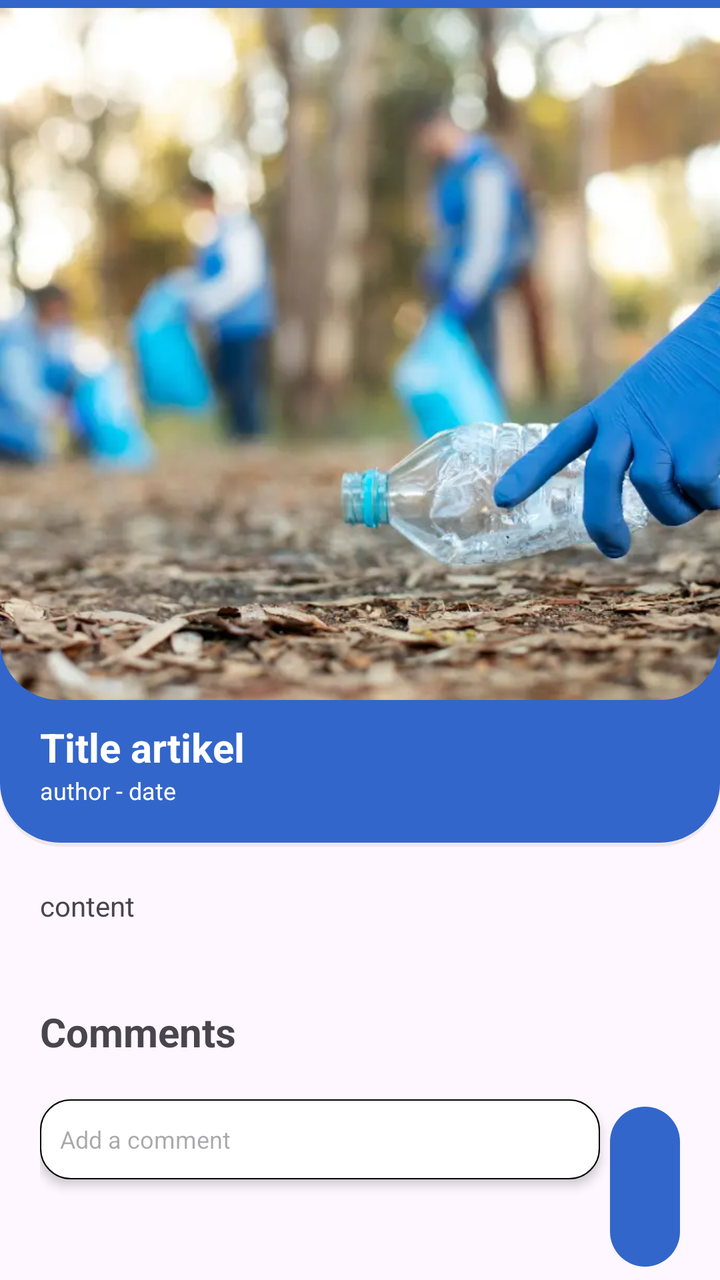
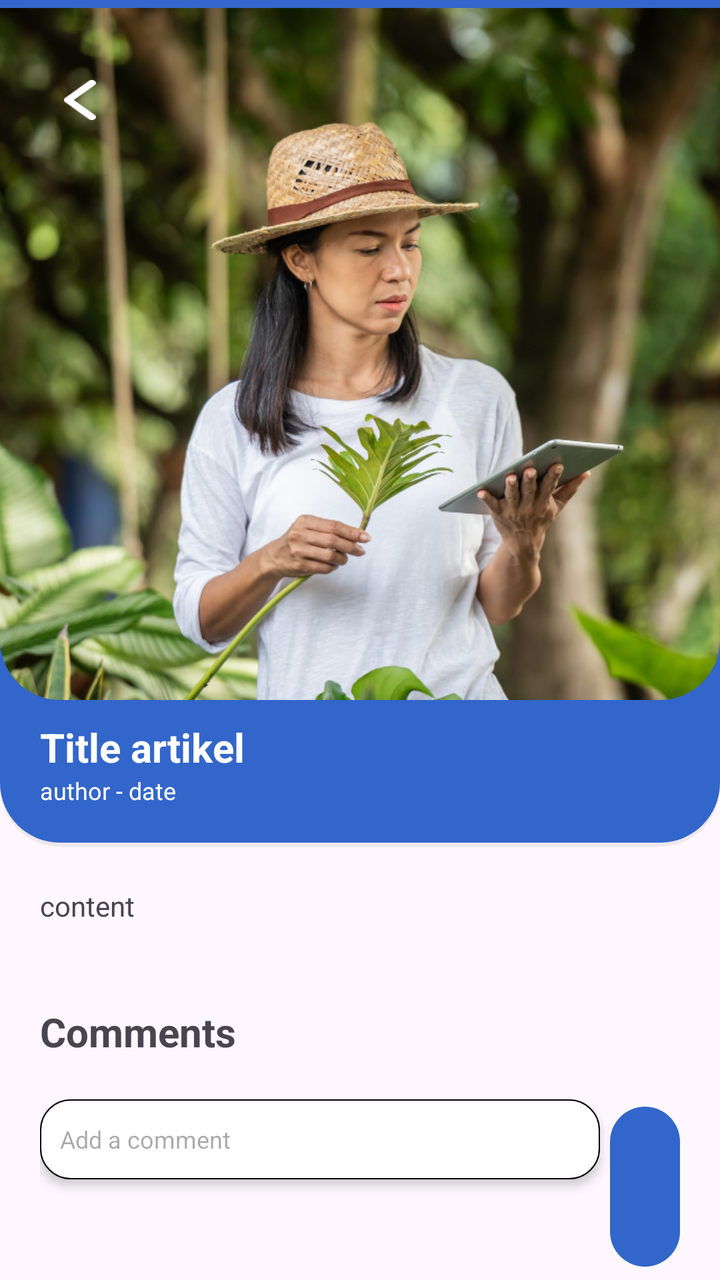

Screens rendered from an Android XML layout before and after an edit, with the pre-edit source and the edit as a unified diff.
<!-- AndroidManifest.xml: application theme Theme.PolluGuard -->
<!-- res/layout/activity_article_details.xml -->
<?xml version="1.0" encoding="utf-8"?>
<androidx.core.widget.NestedScrollView android:layout_width="match_parent"
    android:layout_height="match_parent"
    android:fillViewport="true"
    xmlns:android="http://schemas.android.com/apk/res/android" >

    <LinearLayout android:id="@+id/main"
        android:layout_width="match_parent"
        android:layout_height="match_parent"
        android:orientation="vertical">

        <LinearLayout
            android:layout_width="match_parent"
            android:layout_height="wrap_content"
            android:orientation="vertical"
            android:background="@drawable/blue_background"
            android:layout_margin="-100dp">

            <ImageView
                android:id="@+id/articleImage"
                android:layout_width="match_parent"
                android:layout_height="350dp"
                android:clipToOutline="true"
                android:scaleType="centerCrop"
                android:src="@drawable/milah_plastik"
                android:background="@drawable/blue_background"
                android:backgroundTint="@color/blue"/>

            <TextView
                android:id="@+id/headlineText"
                android:layout_width="match_parent"
                android:layout_height="wrap_content"
                android:text="Title artikel"
                android:textSize="20dp"
                android:textColor="@color/white"
                android:textStyle="bold"
                android:layout_marginHorizontal="20dp"
                android:layout_marginTop="10dp"/>

            <TextView
                android:id="@+id/dateText"
                android:layout_width="match_parent"
                android:layout_height="wrap_content"
                android:text="author - date"
                android:textSize="12dp"
                android:textColor="@color/white"
                android:layout_marginHorizontal="20dp"
                android:layout_marginBottom="20dp"/>
        </LinearLayout>

        <TextView
            android:id="@+id/contentText"
            android:layout_margin="20dp"
            android:layout_width="match_parent"
            android:layout_height="wrap_content"
            android:text="content"/>

        <TextView
            android:id="@+id/commentText"
            android:layout_margin="20dp"
            android:layout_width="match_parent"
            android:layout_height="wrap_content"
            android:textStyle="bold"
            android:textSize="20dp"
            android:text="Comments"/>

        <LinearLayout
            android:layout_width="match_parent"
            android:layout_height="wrap_content"
            android:orientation="horizontal"
            android:layout_marginHorizontal="20dp">

            <EditText
                android:id="@+id/commentEditText"
                android:layout_width="280dp"
                android:layout_height="40dp"
                android:background="@drawable/rounded_corners_border"
                android:ems="10"
                android:hint="Add a comment"
                android:padding="10dp"
                android:elevation="3dp"
                android:textSize="12dp"
                android:layout_marginRight="5dp"/>

            <Button
                android:id="@+id/postButton"
                android:layout_width="wrap_content"
                android:layout_height="wrap_content"
                android:text="Post"/>

        </LinearLayout>

        <androidx.recyclerview.widget.RecyclerView
            android:id="@+id/commentRV"
            android:layout_width="match_parent"
            android:layout_height="wrap_content"
            android:layout_marginHorizontal="20dp"
            android:layout_marginTop="10dp"
            android:nestedScrollingEnabled="false"/>

    </LinearLayout>
</androidx.core.widget.NestedScrollView>
<!-- resources referenced by this layout -->
<resources>
  <color name="blue">#3366CA</color>
  <color name="white">#FFFFFFFF</color>
  <!-- drawable blue_background (drawable) -->
  <?xml version="1.0" encoding="utf-8"?>
  <layer-list xmlns:android="http://schemas.android.com/apk/res/android">
      <item android:top="4dp">
          <shape>
              <solid android:color="#11000000"/>
              <corners
                  android:bottomRightRadius="30dp"
                  android:bottomLeftRadius="30dp"/>
          </shape>
      </item>
  
      <item android:bottom="2dp">
          <shape>
              <solid android:color="@color/blue"/>
              <corners
                  android:bottomRightRadius="30dp"
                  android:bottomLeftRadius="30dp"/>
          </shape>
      </item>
  
  </layer-list>
  <!-- drawable milah_plastik: webp bitmap (drawable, 48802 bytes) -->
  <!-- drawable rounded_corners_border (drawable) -->
  <?xml version="1.0" encoding="utf-8"?>
  <shape xmlns:android="http://schemas.android.com/apk/res/android">
      <corners android:radius="15dp"/>
      <solid android:color="@color/white"/>
      <stroke
          android:width="0.5dp"
          android:color="@color/black"/>
  </shape>
  <style name="Theme.PolluGuard" parent="Base.Theme.PolluGuard" />
  <color name="black">#FF000000</color>
  <style name="Base.Theme.PolluGuard" parent="Theme.Material3.DayNight.NoActionBar">
          
           <item name="colorPrimary">@color/blue</item>
  
      </style>
</resources>

<!-- the commit's change to res/layout/activity_article_details.xml (unified diff, before → after) -->
@@ -16,15 +16,31 @@
             android:background="@drawable/blue_background"
             android:layout_margin="-100dp">
 
-            <ImageView
-                android:id="@+id/articleImage"
+            <FrameLayout
                 android:layout_width="match_parent"
-                android:layout_height="350dp"
-                android:clipToOutline="true"
-                android:scaleType="centerCrop"
-                android:src="@drawable/milah_plastik"
-                android:background="@drawable/blue_background"
-                android:backgroundTint="@color/blue"/>
+                android:layout_height="wrap_content">
+
+                <ImageView
+                    android:id="@+id/backButton"
+                    android:layout_width="20dp"
+                    android:layout_height="20dp"
+                    android:src="@drawable/arrow_left"
+                    android:layout_marginTop="40dp"
+                    android:layout_marginLeft="30dp"
+                    android:translationZ="2dp"/>
+
+                <ImageView
+                    android:id="@+id/articleImage"
+                    android:layout_width="match_parent"
+                    android:layout_height="350dp"
+                    android:clipToOutline="true"
+                    android:scaleType="centerCrop"
+                    android:src="@drawable/article4"
+                    android:background="@drawable/blue_background"
+                    android:backgroundTint="@color/blue"/>
+
+            </FrameLayout>
+
 
             <TextView
                 android:id="@+id/headlineText"
<!-- resource entries referenced after the edit -->
@@ -2,6 +2,8 @@
 <resources>
   <color name="blue">#3366CA</color>
   <color name="white">#FFFFFFFF</color>
+  <!-- drawable arrow_left: png bitmap (drawable, 492 bytes) -->
+  <!-- drawable article4: jpg bitmap (drawable, 492256 bytes) -->
   <!-- drawable blue_background (drawable) -->
   <?xml version="1.0" encoding="utf-8"?>
   <layer-list xmlns:android="http://schemas.android.com/apk/res/android">
@@ -24,7 +26,6 @@
       </item>
   
   </layer-list>
-  <!-- drawable milah_plastik: webp bitmap (drawable, 48802 bytes) -->
   <!-- drawable rounded_corners_border (drawable) -->
   <?xml version="1.0" encoding="utf-8"?>
   <shape xmlns:android="http://schemas.android.com/apk/res/android">
